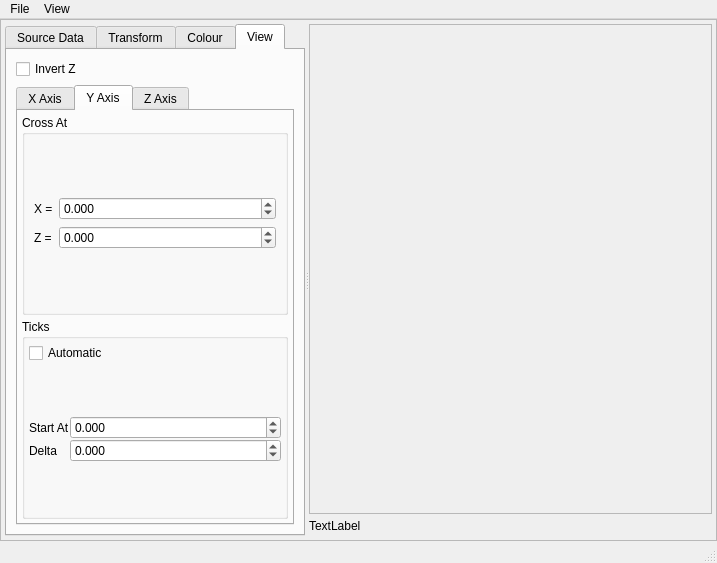
Old version of the form src/gui/fqplot.ui in the repository trisyoungs/uchroma.
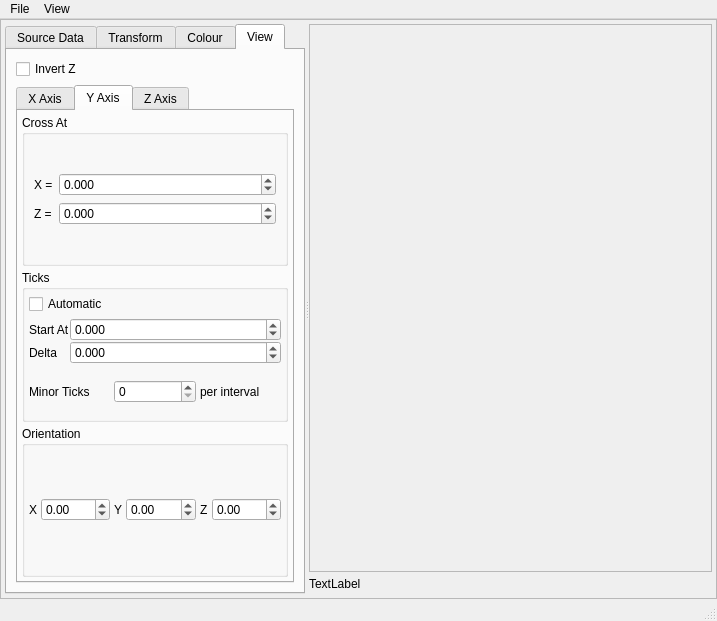
New version of the form. The open tabs and pages were chosen to show the change. Icons and pictures are not drawn. Custom widgets are drawn as their Qt base class.

Commit message: Added tick drawing, and control of number of minor ticks. Simplified DataFileKeyword enum a little, combining XYZ variants into single entries where possible, and added entries for axis definitions.

The edit to the form file:
```diff
--- a/src/gui/fqplot.ui
+++ b/src/gui/fqplot.ui
@@ -7,7 +7,7 @@
     <x>0</x>
     <y>0</y>
     <width>717</width>
-    <height>563</height>
+    <height>621</height>
    </rect>
   </property>
   <property name="windowTitle">
@@ -1549,6 +1549,130 @@
                      </layout>
                     </widget>
                    </item>
+                   <item>
+                    <layout class="QHBoxLayout" name="horizontalLayout_16">
+                     <property name="spacing">
+                      <number>4</number>
+                     </property>
+                     <item>
+                      <widget class="QLabel" name="label_21">
+                       <property name="text">
+                        <string>Minor Ticks</string>
+                       </property>
+                      </widget>
+                     </item>
+                     <item>
+                      <widget class="QSpinBox" name="ViewYAxisMinorTicksSpin"/>
+                     </item>
+                     <item>
+                      <widget class="QLabel" name="label_22">
+                       <property name="text">
+                        <string>per interval</string>
+                       </property>
+                      </widget>
+                     </item>
+                    </layout>
+                   </item>
+                  </layout>
+                 </widget>
+                </item>
+                <item>
+                 <widget class="QGroupBox" name="YAxisOrientationGroup">
+                  <property name="title">
+                   <string>Orientation</string>
+                  </property>
+                  <layout class="QVBoxLayout" name="verticalLayout_22">
+                   <property name="spacing">
+                    <number>4</number>
+                   </property>
+                   <property name="margin">
+                    <number>4</number>
+                   </property>
+                   <item>
+                    <layout class="QHBoxLayout" name="horizontalLayout_18">
+                     <property name="spacing">
+                      <number>4</number>
+                     </property>
+                     <item>
+                      <widget class="QLabel" name="label_25">
+                       <property name="text">
+                        <string>X</string>
+                       </property>
+                      </widget>
+                     </item>
+                     <item>
+                      <widget class="QDoubleSpinBox" name="ViewYAxisDirectionXSpin">
+                       <property name="sizePolicy">
+                        <sizepolicy hsizetype="Expanding" vsizetype="Fixed">
+                         <horstretch>0</horstretch>
+                         <verstretch>0</verstretch>
+                        </sizepolicy>
+                       </property>
+                       <property name="minimum">
+                        <double>-1.000000000000000</double>
+                       </property>
+                       <property name="maximum">
+                        <double>1.000000000000000</double>
+                       </property>
+                       <property name="singleStep">
+                        <double>0.100000000000000</double>
+                       </property>
+                      </widget>
+                     </item>
+                     <item>
+                      <widget class="QLabel" name="label_26">
+                       <property name="text">
+                        <string>Y</string>
+                       </property>
+                      </widget>
+                     </item>
+                     <item>
+                      <widget class="QDoubleSpinBox" name="ViewYAxisDirectionYSpin">
+                       <property name="sizePolicy">
+                        <sizepolicy hsizetype="Expanding" vsizetype="Fixed">
+                         <horstretch>0</horstretch>
+                         <verstretch>0</verstretch>
+                        </sizepolicy>
+                       </property>
+                       <property name="minimum">
+                        <double>-1.000000000000000</double>
+                       </property>
+                       <property name="maximum">
+                        <double>1.000000000000000</double>
+                       </property>
+                       <property name="singleStep">
+                        <double>0.100000000000000</double>
+                       </property>
+                      </widget>
+                     </item>
+                     <item>
+                      <widget class="QLabel" name="label_27">
+                       <property name="text">
+                        <string>Z</string>
+                       </property>
+                      </widget>
+                     </item>
+                     <item>
+                      <widget class="QDoubleSpinBox" name="ViewYAxisDirectionZSpin">
+                       <property name="sizePolicy">
+                        <sizepolicy hsizetype="Expanding" vsizetype="Fixed">
+                         <horstretch>0</horstretch>
+                         <verstretch>0</verstretch>
+                        </sizepolicy>
+                       </property>
+                       <property name="minimum">
+                        <double>-1.000000000000000</double>
+                       </property>
+                       <property name="maximum">
+                        <double>1.000000000000000</double>
+                       </property>
+                       <property name="singleStep">
+                        <double>0.100000000000000</double>
+                       </property>
+                      </widget>
+                     </item>
+                    </layout>
+                   </item>
                   </layout>
                  </widget>
                 </item>
```
Left out of the diff: 155 changed lines with no effect on the pictures. The commit also changes 7 other files.
